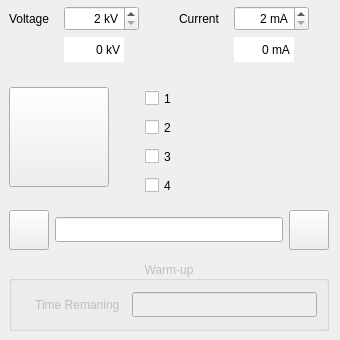
Qt form Gui/forms/form_tubewidget.ui (slsdetectorgroup/motorControlSoftware) before a commit.
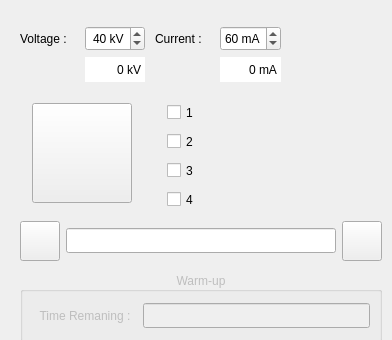
The same form after that commit. Icons and pictures are not drawn.

Diff of the .ui file:
```diff
--- a/Gui/forms/form_tubewidget.ui
+++ b/Gui/forms/form_tubewidget.ui
@@ -6,7 +6,7 @@
    <rect>
     <x>0</x>
     <y>0</y>
-    <width>340</width>
+    <width>392</width>
     <height>340</height>
    </rect>
   </property>
@@ -18,27 +18,21 @@
   </property>
   <property name="minimumSize">
    <size>
-    <width>340</width>
+    <width>380</width>
     <height>340</height>
    </size>
   </property>
   <property name="maximumSize">
    <size>
-    <width>340</width>
-    <height>340</height>
+    <width>392</width>
+    <height>352</height>
    </size>
   </property>
   <property name="windowTitle">
    <string>Form</string>
   </property>
-  <layout class="QGridLayout" name="gridTubeWidgetObject">
-   <property name="margin">
-    <number>0</number>
-   </property>
-   <property name="spacing">
-    <number>0</number>
-   </property>
-   <item row="1" column="0" alignment="Qt::AlignLeft|Qt::AlignTop">
+  <layout class="QGridLayout" name="gridLayout_2">
+   <item row="0" column="0">
     <widget class="QWidget" name="widgetTube" native="true">
      <property name="sizePolicy">
       <sizepolicy hsizetype="Fixed" vsizetype="Fixed">
@@ -48,472 +42,18 @@
      </property>
      <property name="minimumSize">
       <size>
-       <width>340</width>
+       <width>380</width>
        <height>340</height>
       </size>
      </property>
      <property name="maximumSize">
       <size>
-       <width>340</width>
+       <width>380</width>
        <height>340</height>
       </size>
      </property>
-     <layout class="QGridLayout" name="gridWidgetTube">
-      <property name="leftMargin">
-       <number>9</number>
-      </property>
-      <property name="topMargin">
-       <number>0</number>
-      </property>
-      <item row="1" column="2" rowspan="2">
-       <widget class="QFrame" name="frameWarning">
-        <property name="sizePolicy">
-         <sizepolicy hsizetype="Fixed" vsizetype="Fixed">
-          <horstretch>0</horstretch>
-          <verstretch>0</verstretch>
-         </sizepolicy>
-        </property>
-        <property name="minimumSize">
-         <size>
-          <width>100</width>
-          <height>100</height>
-         </size>
-        </property>
-        <property name="maximumSize">
-         <size>
-          <width>100</width>
-          <height>100</height>
-         </size>
-        </property>
-        <property name="frameShape">
-         <enum>QFrame::NoFrame</enum>
-        </property>
-        <property name="frameShadow">
-         <enum>QFrame::Plain</enum>
-        </property>
-        <layout class="QGridLayout" name="gridWarning">
-         <property name="margin">
-          <number>0</number>
-         </property>
-         <property name="spacing">
-          <number>0</number>
-         </property>
+     <layout class="QGridLayout" name="gridLayout">
          <item row="0" column="0">
-          <widget class="QPushButton" name="pushWarning">
-           <property name="sizePolicy">
-            <sizepolicy hsizetype="Fixed" vsizetype="Fixed">
-             <horstretch>0</horstretch>
-             <verstretch>0</verstretch>
-            </sizepolicy>
-           </property>
-           <property name="minimumSize">
-            <size>
-             <width>100</width>
-             <height>100</height>
-            </size>
-           </property>
-           <property name="maximumSize">
-            <size>
-             <width>100</width>
-             <height>100</height>
-            </size>
-           </property>
-           <property name="toolTip">
-            <string>Do not open doors</string>
-           </property>
-           <property name="text">
-            <string/>
-           </property>
-           <property name="icon">
-            <iconset resource="../include/icons.qrc">
-             <normaloff>:/icons/images/dontopen.png</normaloff>:/icons/images/dontopen.png</iconset>
-           </property>
-           <property name="iconSize">
-            <size>
-             <width>100</width>
-             <height>100</height>
-            </size>
-           </property>
-           <property name="flat">
-            <bool>true</bool>
-           </property>
-          </widget>
-         </item>
-        </layout>
-       </widget>
-      </item>
-      <item row="4" column="0">
-       <widget class="QGroupBox" name="groupWarmup">
-        <property name="enabled">
-         <bool>false</bool>
-        </property>
-        <property name="sizePolicy">
-         <sizepolicy hsizetype="Fixed" vsizetype="Fixed">
-          <horstretch>0</horstretch>
-          <verstretch>0</verstretch>
-         </sizepolicy>
-        </property>
-        <property name="minimumSize">
-         <size>
-          <width>320</width>
-          <height>70</height>
-         </size>
-        </property>
-        <property name="maximumSize">
-         <size>
-          <width>320</width>
-          <height>70</height>
-         </size>
-        </property>
-        <property name="title">
-         <string>Warm-up</string>
-        </property>
-        <property name="alignment">
-         <set>Qt::AlignCenter</set>
-        </property>
-        <layout class="QGridLayout" name="gridWarmup">
-         <item row="0" column="1">
-          <widget class="QLineEdit" name="dispTime">
-           <property name="sizePolicy">
-            <sizepolicy hsizetype="Expanding" vsizetype="Fixed">
-             <horstretch>0</horstretch>
-             <verstretch>0</verstretch>
-            </sizepolicy>
-           </property>
-           <property name="minimumSize">
-            <size>
-             <width>140</width>
-             <height>25</height>
-            </size>
-           </property>
-           <property name="maximumSize">
-            <size>
-             <width>16777215</width>
-             <height>25</height>
-            </size>
-           </property>
-           <property name="palette">
-            <palette>
-             <active>
-              <colorrole role="Text">
-               <brush brushstyle="SolidPattern">
-                <color alpha="255">
-                 <red>255</red>
-                 <green>0</green>
-                 <blue>0</blue>
-                </color>
-               </brush>
-              </colorrole>
-             </active>
-             <inactive>
-              <colorrole role="Text">
-               <brush brushstyle="SolidPattern">
-                <color alpha="255">
-                 <red>255</red>
-                 <green>0</green>
-                 <blue>0</blue>
-                </color>
-               </brush>
-              </colorrole>
-             </inactive>
-             <disabled>
-              <colorrole role="Text">
-               <brush brushstyle="SolidPattern">
-                <color alpha="255">
-                 <red>139</red>
-                 <green>142</green>
-                 <blue>142</blue>
-                </color>
-               </brush>
-              </colorrole>
-             </disabled>
-            </palette>
-           </property>
-           <property name="focusPolicy">
-            <enum>Qt::NoFocus</enum>
-           </property>
-           <property name="toolTip">
-            <string>Warm up time remaining</string>
-           </property>
-           <property name="alignment">
-            <set>Qt::AlignCenter</set>
-           </property>
-           <property name="readOnly">
-            <bool>true</bool>
-           </property>
-          </widget>
-         </item>
-         <item row="0" column="0">
-          <widget class="QLabel" name="lblTime">
-           <property name="sizePolicy">
-            <sizepolicy hsizetype="Minimum" vsizetype="Fixed">
-             <horstretch>0</horstretch>
-             <verstretch>0</verstretch>
-            </sizepolicy>
-           </property>
-           <property name="minimumSize">
-            <size>
-             <width>105</width>
-             <height>25</height>
-            </size>
-           </property>
-           <property name="maximumSize">
-            <size>
-             <width>16777215</width>
-             <height>25</height>
-            </size>
-           </property>
-           <property name="text">
-            <string>Time Remaning  </string>
-           </property>
-           <property name="alignment">
-            <set>Qt::AlignRight|Qt::AlignTrailing|Qt::AlignVCenter</set>
-           </property>
-          </widget>
-         </item>
-        </layout>
-       </widget>
-      </item>
-      <item row="1" column="0" rowspan="2">
-       <widget class="QFrame" name="frameHighVoltage">
-        <property name="sizePolicy">
-         <sizepolicy hsizetype="Fixed" vsizetype="Fixed">
-          <horstretch>0</horstretch>
-          <verstretch>0</verstretch>
-         </sizepolicy>
-        </property>
-        <property name="minimumSize">
-         <size>
-          <width>100</width>
-          <height>100</height>
-         </size>
-        </property>
-        <property name="maximumSize">
-         <size>
-          <width>100</width>
-          <height>100</height>
-         </size>
-        </property>
-        <property name="frameShape">
-         <enum>QFrame::NoFrame</enum>
-        </property>
-        <property name="frameShadow">
-         <enum>QFrame::Plain</enum>
-        </property>
-        <layout class="QGridLayout" name="gridHighVoltage">
-         <property name="margin">
-          <number>0</number>
-         </property>
-         <property name="spacing">
-          <number>0</number>
-         </property>
-         <item row="0" column="0">
-          <widget class="QPushButton" name="pushHighVoltage">
-           <property name="sizePolicy">
-            <sizepolicy hsizetype="Fixed" vsizetype="Fixed">
-             <horstretch>0</horstretch>
-             <verstretch>0</verstretch>
-            </sizepolicy>
-           </property>
-           <property name="minimumSize">
-            <size>
-             <width>100</width>
-             <height>100</height>
-            </size>
-           </property>
-           <property name="maximumSize">
-            <size>
-             <width>100</width>
-             <height>100</height>
-            </size>
-           </property>
-           <property name="toolTip">
-            <string>High Voltage</string>
-           </property>
-           <property name="text">
-            <string/>
-           </property>
-           <property name="icon">
-            <iconset resource="../include/icons.qrc">
-             <normaloff>:/icons/images/highvoltageoff.png</normaloff>
-             <normalon>:/icons/images/highvoltage.png</normalon>:/icons/images/highvoltageoff.png</iconset>
-           </property>
-           <property name="iconSize">
-            <size>
-             <width>100</width>
-             <height>100</height>
-            </size>
-           </property>
-           <property name="checkable">
-            <bool>true</bool>
-           </property>
-           <property name="checked">
-            <bool>false</bool>
-           </property>
-           <property name="flat">
-            <bool>false</bool>
-           </property>
-          </widget>
-         </item>
-        </layout>
-       </widget>
-      </item>
-      <item row="3" column="0">
-       <widget class="QFrame" name="frameError">
-        <property name="sizePolicy">
-         <sizepolicy hsizetype="Fixed" vsizetype="Fixed">
-          <horstretch>0</horstretch>
-          <verstretch>0</verstretch>
-         </sizepolicy>
-        </property>
-        <property name="minimumSize">
-         <size>
-          <width>320</width>
-          <height>50</height>
-         </size>
-        </property>
-        <property name="maximumSize">
-         <size>
-          <width>320</width>
-          <height>50</height>
-         </size>
-        </property>
-        <property name="frameShape">
-         <enum>QFrame::NoFrame</enum>
-        </property>
-        <property name="frameShadow">
-         <enum>QFrame::Plain</enum>
-        </property>
-        <layout class="QGridLayout" name="gridError">
-         <property name="horizontalSpacing">
-          <number>6</number>
-         </property>
-         <property name="verticalSpacing">
-          <number>0</number>
-         </property>
-         <property name="margin">
-          <number>0</number>
-         </property>
-         <item row="1" column="1">
-          <widget class="QPushButton" name="pushError">
-           <property name="sizePolicy">
-            <sizepolicy hsizetype="Fixed" vsizetype="Fixed">
-             <horstretch>0</horstretch>
-             <verstretch>0</verstretch>
-            </sizepolicy>
-           </property>
-           <property name="minimumSize">
-            <size>
-             <width>40</width>
-             <height>40</height>
-            </size>
-           </property>
-           <property name="maximumSize">
-            <size>
-             <width>40</width>
-             <height>40</height>
-            </size>
-           </property>
-           <property name="toolTip">
-            <string>Get Error Message from Tube</string>
-           </property>
-           <property name="text">
-            <string/>
-           </property>
-           <property name="icon">
-            <iconset resource="../include/icons.qrc">
-             <normaloff>:/icons/images/error.png</normaloff>:/icons/images/error.png</iconset>
-           </property>
-           <property name="iconSize">
-            <size>
-             <width>40</width>
-             <height>40</height>
-            </size>
-           </property>
-           <property name="checkable">
-            <bool>false</bool>
-           </property>
-          </widget>
-         </item>
-         <item row="1" column="2">
-          <widget class="QLineEdit" name="dispError">
-           <property name="sizePolicy">
-            <sizepolicy hsizetype="Minimum" vsizetype="Fixed">
-             <horstretch>0</horstretch>
-             <verstretch>0</verstretch>
-            </sizepolicy>
-           </property>
-           <property name="minimumSize">
-            <size>
-             <width>0</width>
-             <height>25</height>
-            </size>
-           </property>
-           <property name="maximumSize">
-            <size>
-             <width>166666</width>
-             <height>25</height>
-            </size>
-           </property>
-           <property name="focusPolicy">
-            <enum>Qt::NoFocus</enum>
-           </property>
-           <property name="toolTip">
-            <string>Error Message from Tube</string>
-           </property>
-           <property name="alignment">
-            <set>Qt::AlignCenter</set>
-           </property>
-           <property name="readOnly">
-            <bool>true</bool>
-           </property>
-          </widget>
-         </item>
-         <item row="1" column="3">
-          <widget class="QPushButton" name="pushClear">
-           <property name="sizePolicy">
-            <sizepolicy hsizetype="Fixed" vsizetype="Fixed">
-             <horstretch>0</horstretch>
-             <verstretch>0</verstretch>
-            </sizepolicy>
-           </property>
-           <property name="minimumSize">
-            <size>
-             <width>40</width>
-             <height>40</height>
-            </size>
-           </property>
-           <property name="maximumSize">
-            <size>
-             <width>40</width>
-             <height>40</height>
-            </size>
-           </property>
-           <property name="toolTip">
-            <string>Clear Error Message in Tube</string>
-           </property>
-           <property name="text">
-            <string/>
-           </property>
-           <property name="icon">
-            <iconset resource="../include/icons.qrc">
-             <normaloff>:/icons/images/erase.png</normaloff>:/icons/images/erase.png</iconset>
-           </property>
-           <property name="iconSize">
-            <size>
-             <width>30</width>
-             <height>30</height>
-            </size>
-           </property>
-           <property name="checkable">
-            <bool>false</bool>
-           </property>
-          </widget>
-         </item>
-        </layout>
-       </widget>
-      </item>
-      <item row="0" column="0" colspan="3">
        <widget class="QFrame" name="frameVoltage">
         <property name="sizePolicy">
          <sizepolicy hsizetype="Fixed" vsizetype="Fixed">
@@ -523,13 +63,13 @@
         </property>
         <property name="minimumSize">
          <size>
-          <width>300</width>
+          <width>0</width>
           <height>70</height>
          </size>
         </property>
         <property name="maximumSize">
          <size>
-          <width>300</width>
+          <width>16777215</width>
           <height>70</height>
          </size>
         </property>
@@ -551,10 +91,13 @@
            <property name="orientation">
             <enum>Qt::Horizontal</enum>
            </property>
+           <property name="sizeType">
+            <enum>QSizePolicy::Fixed</enum>
+           </property>
            <property name="sizeHint" stdset="0">
             <size>
-             <width>40</width>
-             <height>20</height>
+             <width>10</width>
+             <height>10</height>
             </size>
            </property>
           </spacer>
@@ -569,13 +112,13 @@
            </property>
            <property name="minimumSize">
             <size>
-             <width>55</width>
+             <width>65</width>
              <height>25</height>
             </size>
            </property>
            <property name="maximumSize">
             <size>
-             <width>55</width>
+             <width>16777215</width>
              <height>25</height>
             </size>
            </property>
@@ -586,21 +129,27 @@
             </size>
            </property>
            <property name="text">
-            <string>Voltage </string>
+            <string>Voltage : </string>
            </property>
           </widget>
          </item>
          <item row="0" column="1">
           <widget class="QSpinBox" name="spinVoltage">
+           <property name="sizePolicy">
+            <sizepolicy hsizetype="Preferred" vsizetype="Fixed">
+             <horstretch>0</horstretch>
+             <verstretch>0</verstretch>
+            </sizepolicy>
+           </property>
            <property name="minimumSize">
             <size>
-             <width>75</width>
+             <width>0</width>
              <height>25</height>
             </size>
            </property>
            <property name="maximumSize">
             <size>
-             <width>75</width>
+             <width>16777215</width>
              <height>25</height>
             </size>
            </property>
@@ -623,7 +172,7 @@
             <number>60</number>
            </property>
            <property name="value">
-            <number>2</number>
+            <number>40</number>
            </property>
           </widget>
          </item>
@@ -637,13 +186,13 @@
            </property>
            <property name="minimumSize">
             <size>
-             <width>55</width>
+             <width>65</width>
              <height>25</height>
             </size>
            </property>
            <property name="maximumSize">
             <size>
-             <width>55</width>
+             <width>16777215</width>
              <height>25</height>
             </size>
            </property>
@@ -654,21 +203,27 @@
             </size>
            </property>
            <property name="text">
-            <string>Current </string>
+            <string>Current : </string>
            </property>
           </widget>
          </item>
          <item row="0" column="4">
           <widget class="QSpinBox" name="spinCurrent">
+           <property name="sizePolicy">
+            <sizepolicy hsizetype="Preferred" vsizetype="Fixed">
+             <horstretch>0</horstretch>
+             <verstretch>0</verstretch>
+            </sizepolicy>
+           </property>
            <property name="minimumSize">
             <size>
-             <width>75</width>
+             <width>0</width>
              <height>25</height>
             </size>
            </property>
            <property name="maximumSize">
             <size>
-             <width>75</width>
+             <width>16777215</width>
              <height>25</height>
             </size>
            </property>
@@ -690,6 +245,9 @@
            <property name="maximum">
             <number>80</number>
            </property>
+           <property name="value">
+            <number>60</number>
+           </property>
           </widget>
          </item>
          <item row="1" column="1">
@@ -702,7 +260,7 @@
            </property>
            <property name="maximumSize">
             <size>
-             <width>60</width>
+             <width>16777215</width>
              <height>25</height>
             </size>
            </property>
@@ -751,7 +309,7 @@
            </property>
            <property name="maximumSize">
             <size>
-             <width>60</width>
+             <width>16777215</width>
              <height>25</height>
             </size>
            </property>
@@ -793,7 +351,102 @@
         </layout>
        </widget>
       </item>
-      <item row="2" column="1">
+      <item row="1" column="0">
+       <layout class="QHBoxLayout" name="horizontalLayout">
+        <item>
+         <widget class="QFrame" name="frameHighVoltage">
+          <property name="sizePolicy">
+           <sizepolicy hsizetype="Fixed" vsizetype="Fixed">
+            <horstretch>0</horstretch>
+            <verstretch>0</verstretch>
+           </sizepolicy>
+          </property>
+          <property name="minimumSize">
+           <size>
+            <width>100</width>
+            <height>100</height>
+           </size>
+          </property>
+          <property name="maximumSize">
+           <size>
+            <width>100</width>
+            <height>100</height>
+           </size>
+          </property>
+          <property name="frameShape">
+           <enum>QFrame::NoFrame</enum>
+          </property>
+          <property name="frameShadow">
+           <enum>QFrame::Plain</enum>
+          </property>
+          <layout class="QGridLayout" name="gridHighVoltage">
+           <property name="leftMargin">
+            <number>0</number>
+           </property>
+           <property name="topMargin">
+            <number>0</number>
+           </property>
+           <property name="rightMargin">
+            <number>0</number>
+           </property>
+           <property name="bottomMargin">
+            <number>0</number>
+           </property>
+           <property name="spacing">
+            <number>0</number>
+           </property>
+           <item row="0" column="0">
+            <widget class="QPushButton" name="pushHighVoltage">
+             <property name="sizePolicy">
+              <sizepolicy hsizetype="Fixed" vsizetype="Fixed">
+               <horstretch>0</horstretch>
+               <verstretch>0</verstretch>
+              </sizepolicy>
+             </property>
+             <property name="minimumSize">
+              <size>
+               <width>100</width>
+               <height>100</height>
+              </size>
+             </property>
+             <property name="maximumSize">
+              <size>
+               <width>100</width>
+               <height>100</height>
+              </size>
+             </property>
+             <property name="toolTip">
+              <string>High Voltage</string>
+             </property>
+             <property name="text">
+              <string/>
+             </property>
+             <property name="icon">
+              <iconset resource="../include/icons.qrc">
+               <normaloff>:/icons/images/highvoltageoff.png</normaloff>
+               <normalon>:/icons/images/highvoltage.png</normalon>:/icons/images/highvoltageoff.png</iconset>
+             </property>
+             <property name="iconSize">
+              <size>
+               <width>100</width>
+               <height>100</height>
+              </size>
+             </property>
+             <property name="checkable">
+              <bool>true</bool>
+             </property>
+             <property name="checked">
+              <bool>false</bool>
+             </property>
+             <property name="flat">
+              <bool>false</bool>
+             </property>
+            </widget>
+           </item>
+          </layout>
+         </widget>
+        </item>
+        <item>
        <widget class="QFrame" name="frameShutters">
         <property name="sizePolicy">
          <sizepolicy hsizetype="Fixed" vsizetype="Fixed">
@@ -836,13 +489,13 @@
            </property>
            <property name="minimumSize">
             <size>
-             <width>60</width>
+               <width>0</width>
              <height>25</height>
             </size>
            </property>
            <property name="maximumSize">
             <size>
-             <width>60</width>
+               <width>65</width>
              <height>25</height>
             </size>
            </property>
@@ -864,13 +517,13 @@
            </property>
            <property name="minimumSize">
             <size>
-             <width>60</width>
+               <width>0</width>
              <height>25</height>
             </size>
            </property>
            <property name="maximumSize">
             <size>
-             <width>60</width>
+               <width>65</width>
              <height>25</height>
             </size>
            </property>
@@ -892,13 +545,13 @@
            </property>
            <property name="minimumSize">
             <size>
-             <width>60</width>
+               <width>0</width>
              <height>25</height>
             </size>
            </property>
            <property name="maximumSize">
             <size>
-             <width>60</width>
+               <width>65</width>
              <height>25</height>
             </size>
            </property>
@@ -920,13 +573,13 @@
            </property>
            <property name="minimumSize">
             <size>
-             <width>60</width>
+               <width>0</width>
              <height>25</height>
             </size>
            </property>
            <property name="maximumSize">
             <size>
-             <width>60</width>
+               <width>65</width>
              <height>25</height>
             </size>
            </property>
@@ -935,6 +588,394 @@
            </property>
            <property name="text">
             <string>4</string>
+             </property>
+            </widget>
+           </item>
+          </layout>
+         </widget>
+        </item>
+        <item>
+         <widget class="QFrame" name="frameWarning">
+          <property name="sizePolicy">
+           <sizepolicy hsizetype="Fixed" vsizetype="Fixed">
+            <horstretch>0</horstretch>
+            <verstretch>0</verstretch>
+           </sizepolicy>
+          </property>
+          <property name="minimumSize">
+           <size>
+            <width>100</width>
+            <height>100</height>
+           </size>
+          </property>
+          <property name="maximumSize">
+           <size>
+            <width>100</width>
+            <height>100</height>
+           </size>
+          </property>
+          <property name="frameShape">
+           <enum>QFrame::NoFrame</enum>
+          </property>
+          <property name="frameShadow">
+           <enum>QFrame::Plain</enum>
+          </property>
+          <layout class="QGridLayout" name="gridWarning">
+           <property name="leftMargin">
+            <number>0</number>
+           </property>
+           <property name="topMargin">
+            <number>0</number>
+           </property>
+           <property name="rightMargin">
+            <number>0</number>
+           </property>
+           <property name="bottomMargin">
+            <number>0</number>
+           </property>
+           <property name="spacing">
+            <number>0</number>
+           </property>
+           <item row="0" column="0">
+            <widget class="QPushButton" name="pushWarning">
+             <property name="sizePolicy">
+              <sizepolicy hsizetype="Fixed" vsizetype="Fixed">
+               <horstretch>0</horstretch>
+               <verstretch>0</verstretch>
+              </sizepolicy>
+             </property>
+             <property name="minimumSize">
+              <size>
+               <width>100</width>
+               <height>100</height>
+              </size>
+             </property>
+             <property name="maximumSize">
+              <size>
+               <width>100</width>
+               <height>100</height>
+              </size>
+             </property>
+             <property name="toolTip">
+              <string>Do not open doors</string>
+             </property>
+             <property name="text">
+              <string/>
+             </property>
+             <property name="icon">
+              <iconset resource="../include/icons.qrc">
+               <normaloff>:/icons/images/dontopen.png</normaloff>:/icons/images/dontopen.png</iconset>
+             </property>
+             <property name="iconSize">
+              <size>
+               <width>100</width>
+               <height>100</height>
+              </size>
+             </property>
+             <property name="flat">
+              <bool>true</bool>
+             </property>
+            </widget>
+           </item>
+          </layout>
+         </widget>
+        </item>
+       </layout>
+      </item>
+      <item row="2" column="0">
+       <layout class="QHBoxLayout" name="horizontalLayout_2">
+        <item>
+         <widget class="QFrame" name="frameError">
+          <property name="sizePolicy">
+           <sizepolicy hsizetype="Preferred" vsizetype="Fixed">
+            <horstretch>0</horstretch>
+            <verstretch>0</verstretch>
+           </sizepolicy>
+          </property>
+          <property name="minimumSize">
+           <size>
+            <width>0</width>
+            <height>50</height>
+           </size>
+          </property>
+          <property name="maximumSize">
+           <size>
+            <width>16777215</width>
+            <height>50</height>
+           </size>
+          </property>
+          <property name="frameShape">
+           <enum>QFrame::NoFrame</enum>
+          </property>
+          <property name="frameShadow">
+           <enum>QFrame::Plain</enum>
+          </property>
+          <layout class="QGridLayout" name="gridError">
+           <property name="leftMargin">
+            <number>0</number>
+           </property>
+           <property name="topMargin">
+            <number>0</number>
+           </property>
+           <property name="rightMargin">
+            <number>0</number>
+           </property>
+           <property name="bottomMargin">
+            <number>0</number>
+           </property>
+           <property name="horizontalSpacing">
+            <number>6</number>
+           </property>
+           <property name="verticalSpacing">
+            <number>0</number>
+           </property>
+           <item row="1" column="1">
+            <widget class="QPushButton" name="pushError">
+             <property name="sizePolicy">
+              <sizepolicy hsizetype="Fixed" vsizetype="Fixed">
+               <horstretch>0</horstretch>
+               <verstretch>0</verstretch>
+              </sizepolicy>
+             </property>
+             <property name="minimumSize">
+              <size>
+               <width>40</width>
+               <height>40</height>
+              </size>
+             </property>
+             <property name="maximumSize">
+              <size>
+               <width>40</width>
+               <height>40</height>
+              </size>
+             </property>
+             <property name="toolTip">
+              <string>Get Error Message from Tube</string>
+             </property>
+             <property name="text">
+              <string/>
+             </property>
+             <property name="icon">
+              <iconset resource="../include/icons.qrc">
+               <normaloff>:/icons/images/error.png</normaloff>:/icons/images/error.png</iconset>
+             </property>
+             <property name="iconSize">
+              <size>
+               <width>40</width>
+               <height>40</height>
+              </size>
+             </property>
+             <property name="checkable">
+              <bool>false</bool>
+             </property>
+            </widget>
+           </item>
+           <item row="1" column="2">
+            <widget class="QLineEdit" name="dispError">
+             <property name="sizePolicy">
+              <sizepolicy hsizetype="Preferred" vsizetype="Fixed">
+               <horstretch>0</horstretch>
+               <verstretch>0</verstretch>
+              </sizepolicy>
+             </property>
+             <property name="minimumSize">
+              <size>
+               <width>0</width>
+               <height>25</height>
+              </size>
+             </property>
+             <property name="maximumSize">
+              <size>
+               <width>16777215</width>
+               <height>25</height>
+              </size>
+             </property>
+             <property name="focusPolicy">
+              <enum>Qt::NoFocus</enum>
+             </property>
+             <property name="toolTip">
+              <string>Error Message from Tube</string>
+             </property>
+             <property name="alignment">
+              <set>Qt::AlignCenter</set>
+             </property>
+             <property name="readOnly">
+              <bool>true</bool>
+             </property>
+            </widget>
+           </item>
+           <item row="1" column="3">
+            <widget class="QPushButton" name="pushClear">
+             <property name="sizePolicy">
+              <sizepolicy hsizetype="Fixed" vsizetype="Fixed">
+               <horstretch>0</horstretch>
+               <verstretch>0</verstretch>
+              </sizepolicy>
+             </property>
+             <property name="minimumSize">
+              <size>
+               <width>40</width>
+               <height>40</height>
+              </size>
+             </property>
+             <property name="maximumSize">
+              <size>
+               <width>40</width>
+               <height>40</height>
+              </size>
+             </property>
+             <property name="toolTip">
+              <string>Clear Error Message in Tube</string>
+             </property>
+             <property name="text">
+              <string/>
+             </property>
+             <property name="icon">
+              <iconset resource="../include/icons.qrc">
+               <normaloff>:/icons/images/erase.png</normaloff>:/icons/images/erase.png</iconset>
+             </property>
+             <property name="iconSize">
+              <size>
+               <width>30</width>
+               <height>30</height>
+              </size>
+             </property>
+             <property name="checkable">
+              <bool>false</bool>
+             </property>
+            </widget>
+           </item>
+          </layout>
+         </widget>
+        </item>
+       </layout>
+      </item>
+      <item row="3" column="0">
+       <widget class="QGroupBox" name="groupWarmup">
+        <property name="enabled">
+         <bool>false</bool>
+        </property>
+        <property name="sizePolicy">
+         <sizepolicy hsizetype="Preferred" vsizetype="Fixed">
+          <horstretch>0</horstretch>
+          <verstretch>0</verstretch>
+         </sizepolicy>
+        </property>
+        <property name="minimumSize">
+         <size>
+          <width>320</width>
+          <height>70</height>
+         </size>
+        </property>
+        <property name="maximumSize">
+         <size>
+          <width>16777215</width>
+          <height>70</height>
+         </size>
+        </property>
+        <property name="title">
+         <string>Warm-up</string>
+        </property>
+        <property name="alignment">
+         <set>Qt::AlignCenter</set>
+        </property>
+        <layout class="QGridLayout" name="gridWarmup">
+         <item row="0" column="1">
+          <widget class="QLineEdit" name="dispTime">
+           <property name="sizePolicy">
+            <sizepolicy hsizetype="Expanding" vsizetype="Fixed">
+             <horstretch>0</horstretch>
+             <verstretch>0</verstretch>
+            </sizepolicy>
+           </property>
+           <property name="minimumSize">
+            <size>
+             <width>140</width>
+             <height>25</height>
+            </size>
+           </property>
+           <property name="maximumSize">
+            <size>
+             <width>16777215</width>
+             <height>25</height>
+            </size>
+           </property>
+           <property name="palette">
+            <palette>
+             <active>
+              <colorrole role="Text">
+               <brush brushstyle="SolidPattern">
+                <color alpha="255">
+                 <red>255</red>
+                 <green>0</green>
+                 <blue>0</blue>
+                </color>
+               </brush>
+              </colorrole>
+             </active>
+             <inactive>
+              <colorrole role="Text">
+               <brush brushstyle="SolidPattern">
+                <color alpha="255">
+                 <red>255</red>
+                 <green>0</green>
+                 <blue>0</blue>
+                </color>
+               </brush>
+              </colorrole>
+             </inactive>
+             <disabled>
+              <colorrole role="Text">
+               <brush brushstyle="SolidPattern">
+                <color alpha="255">
+                 <red>139</red>
+                 <green>142</green>
+                 <blue>142</blue>
+                </color>
+               </brush>
+              </colorrole>
+             </disabled>
+            </palette>
+           </property>
+           <property name="focusPolicy">
+            <enum>Qt::NoFocus</enum>
+           </property>
+           <property name="toolTip">
+            <string>Warm up time remaining</string>
+           </property>
+           <property name="alignment">
+            <set>Qt::AlignCenter</set>
+           </property>
+           <property name="readOnly">
+            <bool>true</bool>
+           </property>
+          </widget>
+         </item>
+         <item row="0" column="0">
+          <widget class="QLabel" name="lblTime">
+           <property name="sizePolicy">
+            <sizepolicy hsizetype="Minimum" vsizetype="Fixed">
+             <horstretch>0</horstretch>
+             <verstretch>0</verstretch>
+            </sizepolicy>
+           </property>
+           <property name="minimumSize">
+            <size>
+             <width>105</width>
+             <height>25</height>
+            </size>
+           </property>
+           <property name="maximumSize">
+            <size>
+             <width>16777215</width>
+             <height>25</height>
+            </size>
+           </property>
+           <property name="text">
+            <string>Time Remaning :  </string>
+           </property>
+           <property name="alignment">
+            <set>Qt::AlignRight|Qt::AlignTrailing|Qt::AlignVCenter</set>
            </property>
           </widget>
          </item>
```
Left out of the diff: 22 changed lines with no effect on the pictures. Lines whose indentation alone changed are shown as unchanged.
